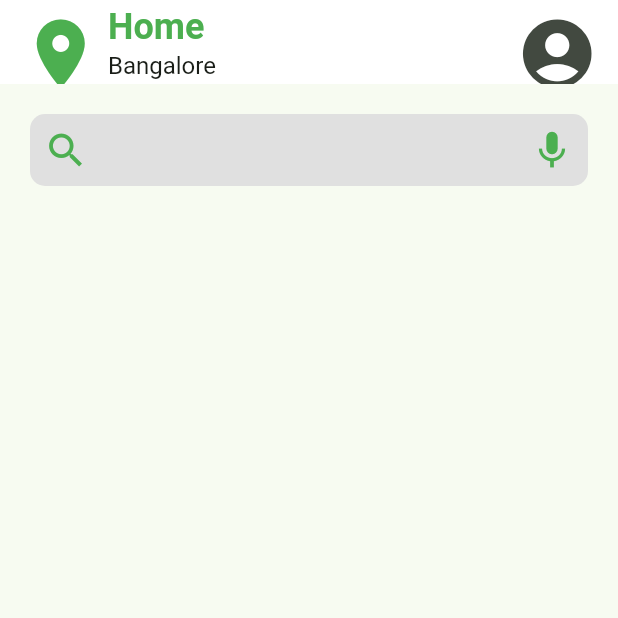
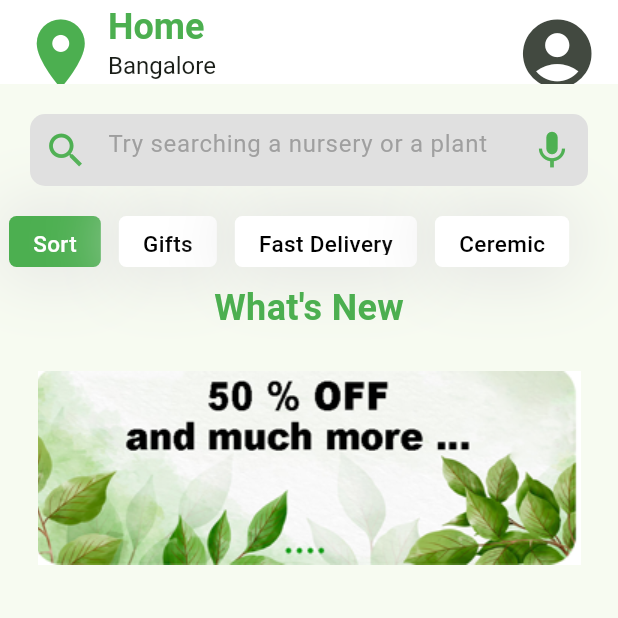
Before and after one commit to Shinobi0607/Planty_Homes_Task, a Flutter app: the screen it shows after launch, on a phone screen of 412 x 824 dp, the top half of it. Run offline on Flutter 3.47's test engine with Material 2 defaults, Android fonts, the phone set to English and light mode, and no system bars.

Commit message:
progress report 1

```diff
--- a/lib/main.dart
+++ b/lib/main.dart
@@ -30,14 +30,61 @@ class MyHomePage extends StatefulWidget {
   State<MyHomePage> createState() => _MyHomePageState();
 }
 
-class _MyHomePageState extends State<MyHomePage> {
+class _MyHomePageState extends State<MyHomePage>
+    with SingleTickerProviderStateMixin {
+  int selected = 0;
+
+  @override
+  void initState() {
+    super.initState();
+  }
+
   @override
   Widget build(BuildContext context) {
     return Scaffold(
       appBar: appBar(),
       body: Column(
         children: [
+          search_field(),
+          const SizedBox(height: 20),
+          CategorySelector(
+            selected: selected,
+            categories: const ['Sort', 'Gifts', 'Fast Delivery', 'Ceremic'],
+            onTap: (index) {
+              setState(() {
+                selected = index;
+              });
+            },
+          ),
+          const SizedBox(height: 10),
+          Column(
+            children: [
+              const Text(
+                "What's New",
+                style: TextStyle(
+                  fontSize: 24,
+                  color: Colors.green,
+                  fontWeight: FontWeight.bold,
+                ),
+              ),
               Container(
+                height: 180,
+                decoration: BoxDecoration(
+                  borderRadius: BorderRadius.circular(10),
+                  image: const DecorationImage(
+                    image: AssetImage('assets/images/gaurav.png'),
+                  ),
+                ),
+              ),
+            ],
+          ),
+        ],
+      ),
+    );
+  }
+
+  Container search_field() {
+    return Container(
       margin: const EdgeInsets.only(top: 20, left: 20, right: 20),
       child: ClipRRect(
         borderRadius: BorderRadius.circular(10),
@@ -45,6 +92,11 @@ class _MyHomePageState extends State<MyHomePage> {
           decoration: InputDecoration(
             filled: true,
             fillColor: Colors.grey.shade300,
+            hintText: 'Try searching a nursery or a plant',
+            hintStyle: TextStyle(
+                fontSize: 16,
+                color: Colors.grey.shade500,
+                fontWeight: FontWeight.normal),
             prefixIcon: IconButton(
               iconSize: 30,
               color: Colors.green,
@@ -61,9 +113,7 @@ class _MyHomePageState extends State<MyHomePage> {
           ),
         ),
       ),
-            )
-          ],
-        ));
+    );
   }
 
   AppBar appBar() {
@@ -121,3 +171,60 @@ class _MyHomePageState extends State<MyHomePage> {
     );
   }
 }
+
+class CategorySelector extends StatelessWidget {
+  const CategorySelector({
+    Key? key,
+    required this.selected,
+    required this.categories,
+    required this.onTap,
+  }) : super(key: key);
+
+  final int selected;
+  final List<String> categories;
+  final Function(int) onTap;
+
+  @override
+  Widget build(BuildContext context) {
+    return Container(
+      height: 34.0,
+      child: ListView(
+        scrollDirection: Axis.horizontal, // Enable horizontal scrolling
+        children: [
+          for (int i = 0; i < categories.length; i++)
+            GestureDetector(
+              onTap: () {
+                onTap(i);
+              },
+              child: Container(
+                padding:
+                    const EdgeInsets.symmetric(horizontal: 16.0, vertical: 8.0),
+                margin: const EdgeInsets.only(right: 6.0, left: 6.0),
+                decoration: BoxDecoration(
+                  boxShadow: [
+                    BoxShadow(
+                      color: Colors.grey.shade300,
+                      blurRadius: 40,
+                      spreadRadius: 3,
+                    )
+                  ],
+                  color: selected == i ? Colors.green : Colors.white,
+                  borderRadius: BorderRadius.circular(5),
+                ),
+                child: Center(
+                  child: Text(
+                    categories[i],
+                    style: TextStyle(
+                      fontWeight: FontWeight.w500,
+                      fontSize: 15.0,
+                      color: selected == i ? Colors.white : Colors.black,
+                    ),
+                  ),
+                ),
+              ),
+            ),
+        ],
+      ),
+    );
+  }
+}
--- a/pubspec.yaml
+++ b/pubspec.yaml
@@ -35,6 +35,8 @@ dependencies:
   # The following adds the Cupertino Icons font to your application.
   # Use with the CupertinoIcons class for iOS style icons.
   cupertino_icons: ^1.0.2
+  google_fonts: ^4.0.1
+  font_awesome_flutter: ^9.1.0
 
 dev_dependencies:
   flutter_test:
@@ -59,8 +61,8 @@ flutter:
   uses-material-design: true
 
   # To add assets to your application, add an assets section, like this:
-  # assets:
-  #   - images/a_dot_burr.jpeg
+  assets:
+    - assets/images/gaurav.png
   #   - images/a_dot_ham.jpeg
 
   # An image asset can refer to one or more resolution-specific "variants", see
```
Also changed, not shown: assets/images/gaurav.png (added), pubspec.lock, 1 other file. Lines whose indentation alone changed are shown as unchanged.
